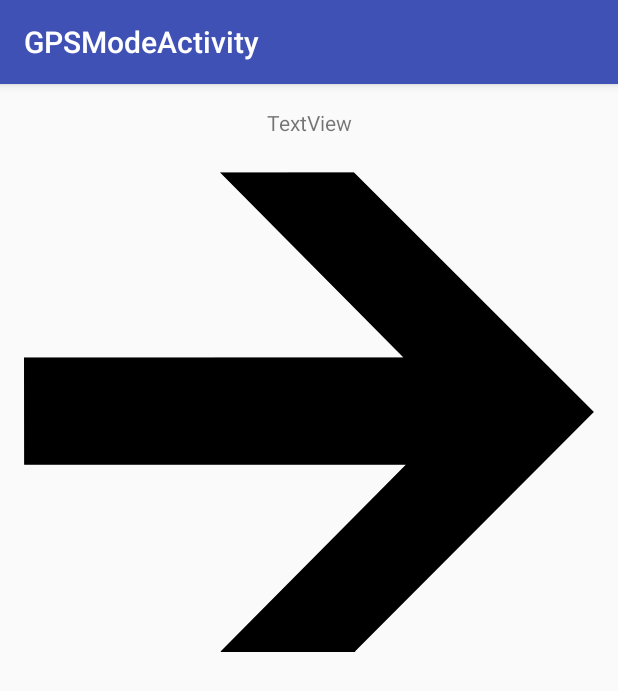
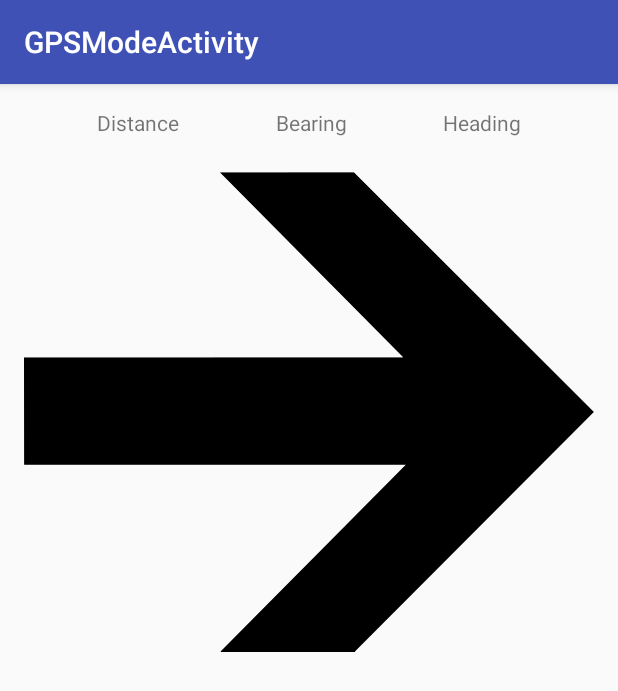
Before and after one commit to glbr15/GPS, an Android app: the GPSModeActivity screen opened directly, with no data from a screen before it, on a phone screen of 412 x 824 dp. Shown: the top 691 px of the screen. Run offline under Robolectric (Android 15) with nearby library versions, the phone set to English and light mode, and no system bars.

Commit message:
Added all necessary Calculations

```diff
--- a/app/src/main/java/com/timur/gps2/GPSModeActivity.java
+++ b/app/src/main/java/com/timur/gps2/GPSModeActivity.java
@@ -3,10 +3,13 @@ package com.timur.gps2;
 import android.Manifest;
 import android.content.pm.PackageManager;
 import android.hardware.GeomagneticField;
+import android.hardware.Sensor;
+import android.hardware.SensorEvent;
+import android.hardware.SensorEventListener;
+import android.hardware.SensorManager;
 import android.location.Location;
 import android.location.LocationListener;
 import android.location.LocationManager;
-import android.os.AsyncTask;
 import android.os.Build;
 import android.os.Bundle;
 import android.support.v4.app.ActivityCompat;
@@ -15,16 +18,22 @@ import android.widget.ImageView;
 import android.widget.TextView;
 import android.widget.Toast;
 
-public class GPSModeActivity extends AppCompatActivity {
+public class GPSModeActivity extends AppCompatActivity implements SensorEventListener{
 
     private ImageView image;
     private TextView distanceText;
-    private double latHome;
-    private double longHome;
-    Location destination;
+    private TextView bearingText;
+    private TextView headingText;
 
+    private Location actualLocation;
+    private Location destination;
     private LocationManager locationManager;
     private LocationListener locationListener;
+
+    private SensorManager sensorManager;
+    private Sensor accelerometer;
+    private Sensor magnetometer;
+    private Float azimut;
 
     @Override
     protected void onCreate(Bundle savedInstanceState) {
@@ -32,6 +41,8 @@ public class GPSModeActivity extends AppCompatActivity {
         setContentView(R.layout.activity_gpsmode);
 
         distanceText = (TextView) findViewById(R.id.textViewDistance);
+        bearingText = (TextView) findViewById(R.id.textViewBearing);
+        headingText = (TextView) findViewById(R.id.textViewHeading);
         image = (ImageView) findViewById(R.id.imageViewArrow);
         int width = image.getWidth();
         int height = image.getHeight();
@@ -44,39 +55,19 @@ public class GPSModeActivity extends AppCompatActivity {
             image.setMaxWidth(height);
         }
 
-        /** original coordinates
-        latHome = 49.59614003;
-        longHome = 10.95803477;
-         */
-
-        latHome = 49.54682;
-        longHome = 10.7895;
         destination = new Location("");
-        destination.setLatitude(latHome);
-        destination.setLongitude(longHome);
+        destination.setLatitude(49.595644);
+        destination.setLongitude(10.952686);
 
         locationManager = (LocationManager) getSystemService(LOCATION_SERVICE);
         locationListener = new LocationListener() {
             @Override
             public void onLocationChanged(Location location) {
-                float[] result = new float[1];
-                Location.distanceBetween(latHome, longHome, location.getLatitude(), location.getLongitude(), result);
-                distanceText.append("\n"+"Distance: " + Integer.toString((int)result[0]));
+                float[] distance = new float[1];
+                Location.distanceBetween(destination.getLatitude(), destination.getLongitude(), location.getLatitude(), location.getLongitude(), distance);
+                distanceText.setText("Distance: " + Integer.toString((int)distance[0])+"m");
 
-                float bearing = location.bearingTo(destination);
-                distanceText.append("\n"+"Bearing: "+bearing);
-
-                double altitude = location.getAltitude();
-                distanceText.append("\n"+"Altitude: "+altitude);
-
-                GeomagneticField geoField = new GeomagneticField(
-                        Double.valueOf(location.getLatitude()).floatValue(),
-                        Double.valueOf(location.getLongitude()).floatValue(),
-                        Double.valueOf(location.getAltitude()).floatValue(),
-                        System.currentTimeMillis());
-
-                float declination = geoField.getDeclination();
-                distanceText.append("\n"+"Declination: "+declination);
+                actualLocation = location;
             }
 
             @Override
@@ -95,6 +86,10 @@ public class GPSModeActivity extends AppCompatActivity {
             }
         };
 
+        sensorManager = (SensorManager) getSystemService(SENSOR_SERVICE);
+        accelerometer = sensorManager.getDefaultSensor(Sensor.TYPE_ACCELEROMETER);
+        magnetometer = sensorManager.getDefaultSensor(Sensor.TYPE_MAGNETIC_FIELD);
+
         gpsUpdate();
     }
 
@@ -110,4 +105,59 @@ public class GPSModeActivity extends AppCompatActivity {
         //request a new Location every 2seconds, no movement neeeded for new Location
         locationManager.requestLocationUpdates("gps", 2000, 0, locationListener);
     }
+
+    @Override
+    protected void onResume() {
+        super.onResume();
+        sensorManager.registerListener(this, accelerometer, SensorManager.SENSOR_DELAY_UI);
+        sensorManager.registerListener(this, magnetometer, SensorManager.SENSOR_DELAY_UI);
+    }
+
+    @Override
+    protected void onPause() {
+        super.onPause();
+        sensorManager.unregisterListener(this);
+    }
+
+    public void onAccuracyChanged(Sensor sensor, int accuracy) {
+        //NOP
+    }
+
+    float[] mGravity;
+    float[] mGeomagnetic;
+    GeomagneticField geoField;
+    public void onSensorChanged(SensorEvent event) {
+        if (event.sensor.getType() == Sensor.TYPE_ACCELEROMETER)
+            mGravity = event.values;
+        if (event.sensor.getType() == Sensor.TYPE_MAGNETIC_FIELD)
+            mGeomagnetic = event.values;
+        if (mGravity != null && mGeomagnetic != null) {
+            float R[] = new float[9];
+            float I[] = new float[9];
+            boolean success = SensorManager.getRotationMatrix(R, I, mGravity, mGeomagnetic);
+            if (success) {
+                float orientation[] = new float[3];
+                SensorManager.getOrientation(R, orientation);
+                azimut = orientation[0]; // orientation contains: azimut, pitch and roll
+
+                float bearing = -azimut*360/(2*3.14159f);
+                if(actualLocation != null) {
+                    geoField = new GeomagneticField(
+                            Double.valueOf(actualLocation.getLatitude()).floatValue(),
+                            Double.valueOf(actualLocation.getLongitude()).floatValue(),
+                            Double.valueOf(actualLocation.getAltitude()).floatValue(),
+                            System.currentTimeMillis()
+                    );
+                    bearing += geoField.getDeclination();   //Korrektur der Ortsmissweisung
+                }
+                bearingText.setText("Bearing: "+Float.toString(Math.round(bearing)));
+
+                if(actualLocation != null){
+                    float heading = actualLocation.bearingTo(destination);
+                    heading = bearing - heading;
+                    headingText.setText("Heading: "+Float.toString(Math.round(heading)));
+                }
+            }
+        }
+    }
 }
--- a/app/src/main/res/layout/activity_gpsmode.xml
+++ b/app/src/main/res/layout/activity_gpsmode.xml
@@ -9,13 +9,39 @@
 
     <TextView
         android:id="@+id/textViewDistance"
+        android:text="Distance"
         android:layout_width="wrap_content"
         android:layout_height="wrap_content"
         android:layout_marginTop="16dp"
-        android:text="TextView"
+        android:layout_marginLeft="16dp"
+        android:layout_marginRight="16dp"
         app:layout_constraintLeft_toLeftOf="parent"
+        app:layout_constraintRight_toLeftOf="@+id/textViewBearing"
+        app:layout_constraintTop_toTopOf="parent" />
+
+    <TextView
+        android:id="@+id/textViewBearing"
+        android:text="Bearing"
+        android:layout_width="wrap_content"
+        android:layout_height="wrap_content"
+        android:layout_marginTop="16dp"
+        android:layout_marginRight="0dp"
+        android:layout_marginLeft="0dp"
+        app:layout_constraintTop_toTopOf="parent"
+        app:layout_constraintRight_toLeftOf="@+id/textViewHeading"
+        app:layout_constraintLeft_toRightOf="@+id/textViewDistance"/>
+
+    <TextView
+        android:id="@+id/textViewHeading"
+        android:text="Heading"
+        android:layout_width="wrap_content"
+        android:layout_height="wrap_content"
+        android:layout_marginTop="16dp"
+        android:layout_marginRight="16dp"
+        android:layout_marginLeft="16dp"
         app:layout_constraintRight_toRightOf="parent"
-        app:layout_constraintTop_toTopOf="parent" />
+        app:layout_constraintTop_toTopOf="parent"
+        app:layout_constraintLeft_toRightOf="@+id/textViewBearing"/>
 
     <ImageView
         android:id="@+id/imageViewArrow"
```
